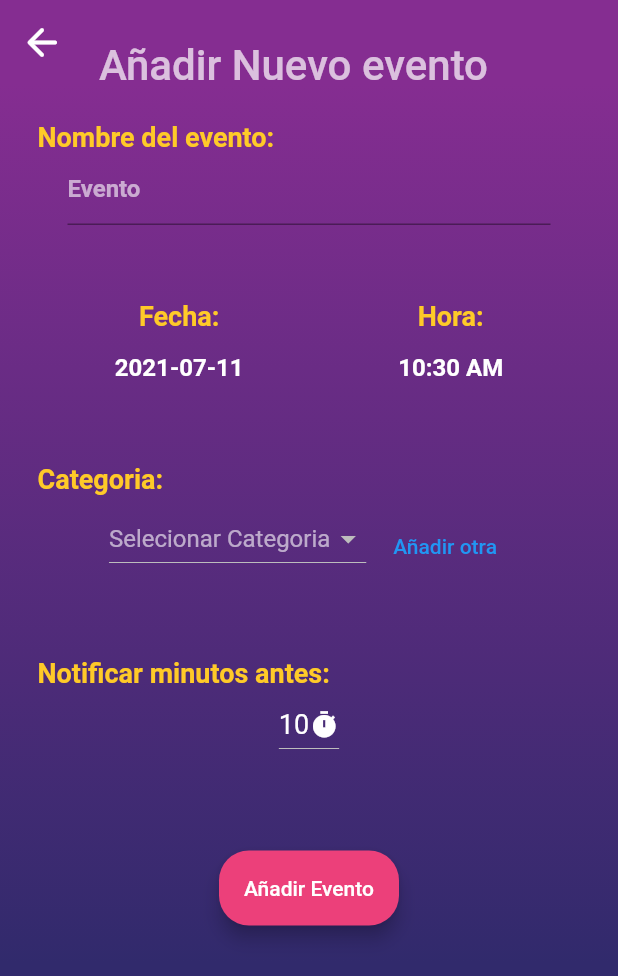
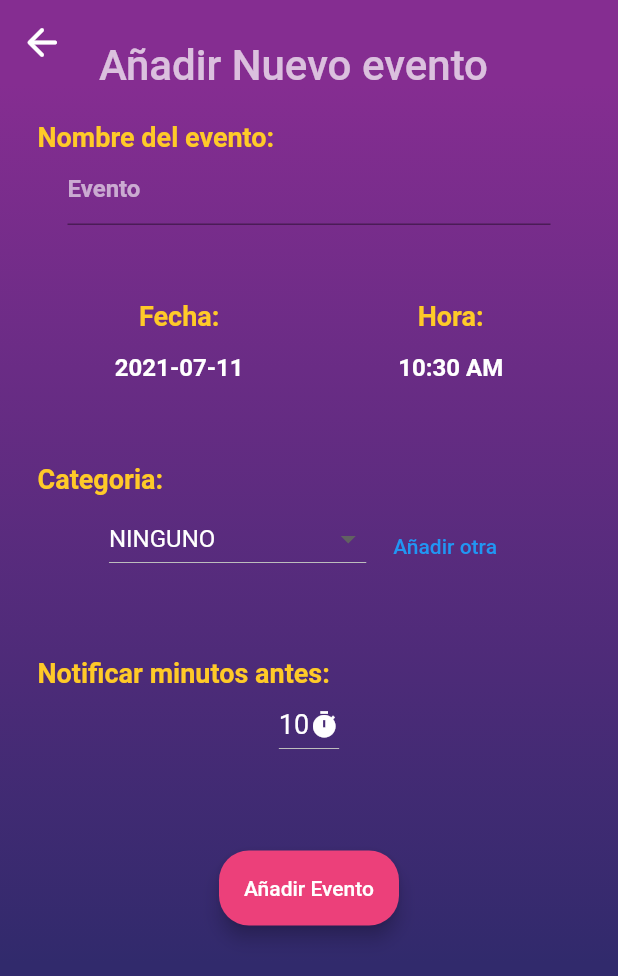
Before and after one commit to Eduardo0515/chem_organizer, a Flutter app: the MainView screen opened directly with empty values, tab 2 chosen, after a tap on the "add task" icon, on a phone screen of 412 x 824 dp. Shown: the top 976 px of the screen. Run offline on Flutter 3.47's test engine with Material 2 defaults, Android fonts, the phone set to English and light mode, and no system bars; our stand-ins replace cloud_firestore, firebase_auth, firebase_core, firebase_messaging, flutter_local_notifications, fluttertoast and 2 more; accounts and stored records are empty; Roboto replaces fonts that are missing (RobotoMono).

Commit message:
Cambios para la categoria por default

```diff
--- a/lib/src/pages/events.dart
+++ b/lib/src/pages/events.dart
@@ -35,7 +35,7 @@ class _EventsState extends State<Events> {
         .collection('usuarios')
         .doc(this.user)
         .collection('eventos');
-
+    //devolver el tipo de consulta para la agrupacion por categorias
     if (_selectedIdCategory == 'todos')
       return eventos
           .where("fecha", isGreaterThanOrEqualTo: time)
@@ -96,6 +96,13 @@ class _EventsState extends State<Events> {
                       style: TextStyle(color: Colors.white),
                     ),
                     value: 'todos',
+                  ));
+                  items.add(DropdownMenuItem(
+                    child: Text(
+                      'NINGUNO',
+                      style: TextStyle(color: Colors.white),
+                    ),
+                    value: '0001',
                   ));
                   for (int i = 0; i < snapshot.data!.docs.length; i++) {
                     DocumentSnapshot snap = snapshot.data!.docs[i];
@@ -224,24 +231,7 @@ class _EventsState extends State<Events> {
                           ),
                           Container(
                             //padding: EdgeInsets.all(15.0),
-                            child: StreamBuilder<CategoryEvent?>(
-                                stream: categoriesController
-                                    .getCategory(doc.get('categoria'))
-                                    .asStream(),
-                                builder: (context, snapshot) {
-                                  if (!snapshot.hasData) {
-                                    return Center(
-                                      child: CircularProgressIndicator(
-                                        color: Colors.amber,
-                                      ),
-                                    );
-                                  } else {
-                                    return Text(
-                                      snapshot.data!.category,
-                                      style: TextStyle(color: Colors.white),
-                                    );
-                                  }
-                                }),
+                            child: buildCategoria(doc.get('categoria')),
                           ),
                           Column(
                             children: <Widget>[
@@ -288,4 +278,30 @@ class _EventsState extends State<Events> {
       ]),
     );
   }
+
+  buildCategoria(String idCategoria) {
+    if (idCategoria == '0001') {
+      return Text(
+        'NINGUNO',
+        style: TextStyle(color: Colors.white),
+      );
+    } else {
+      return StreamBuilder<CategoryEvent?>(
+          stream: categoriesController.getCategory(idCategoria).asStream(),
+          builder: (context, snapshot) {
+            if (!snapshot.hasData) {
+              return Center(
+                child: CircularProgressIndicator(
+                  color: Colors.amber,
+                ),
+              );
+            } else {
+              return Text(
+                snapshot.data!.category,
+                style: TextStyle(color: Colors.white),
+              );
+            }
+          });
+    }
+  }
 }
--- a/lib/src/pages/main_view.dart
+++ b/lib/src/pages/main_view.dart
@@ -25,6 +25,7 @@ class _MainViewState extends State<MainView> {
       length: 2,
       child: Scaffold(
         appBar: AppBar(
+          automaticallyImplyLeading: false,
           toolbarHeight: 125,
           title: Container(
               padding: EdgeInsets.all(20),
--- a/lib/src/pages/new_event.dart
+++ b/lib/src/pages/new_event.dart
@@ -30,7 +30,7 @@ class _NewEventState extends State<NewEvent> {
   TextEditingController nameController = TextEditingController();
   DateTime _date = DateTime.now();
   TimeOfDay _time = TimeOfDay.now();
-  var _selectedCategory;
+  var _selectedCategory = '0001';
   int _selectedTimeNotification = 10;
   dynamic data;
 
@@ -241,6 +241,13 @@ class _NewEventState extends State<NewEvent> {
                                 return Text("Loading.....");
                               else {
                                 List<DropdownMenuItem<String>> items = [];
+                                items.add(DropdownMenuItem(
+                                  child: Text(
+                                    'NINGUNO',
+                                    style: TextStyle(color: Colors.white),
+                                  ),
+                                  value: "0001",
+                                ));
                                 for (int i = 0;
                                     i < snapshot.data!.docs.length;
                                     i++) {
@@ -262,7 +269,7 @@ class _NewEventState extends State<NewEvent> {
                                       Color.fromRGBO(133, 45, 145, 1.0),
                                   onChanged: (newValue) {
                                     setState(() {
-                                      _selectedCategory = newValue;
+                                      _selectedCategory = newValue.toString();
                                     });
                                   },
                                   value: _selectedCategory,
```
